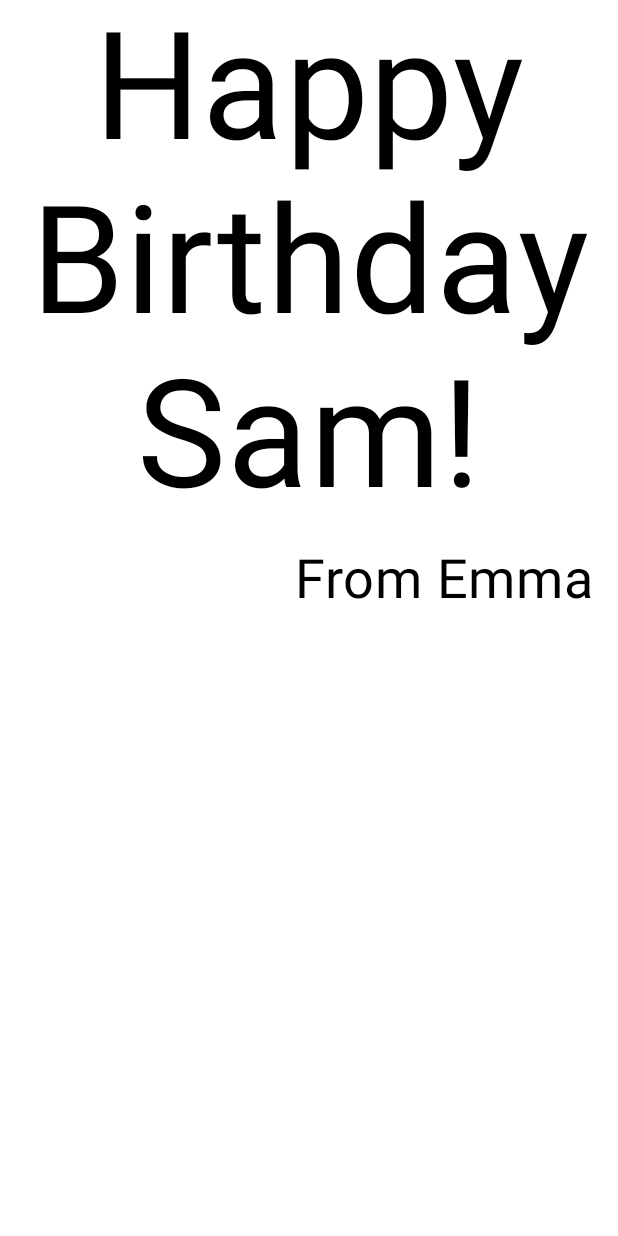
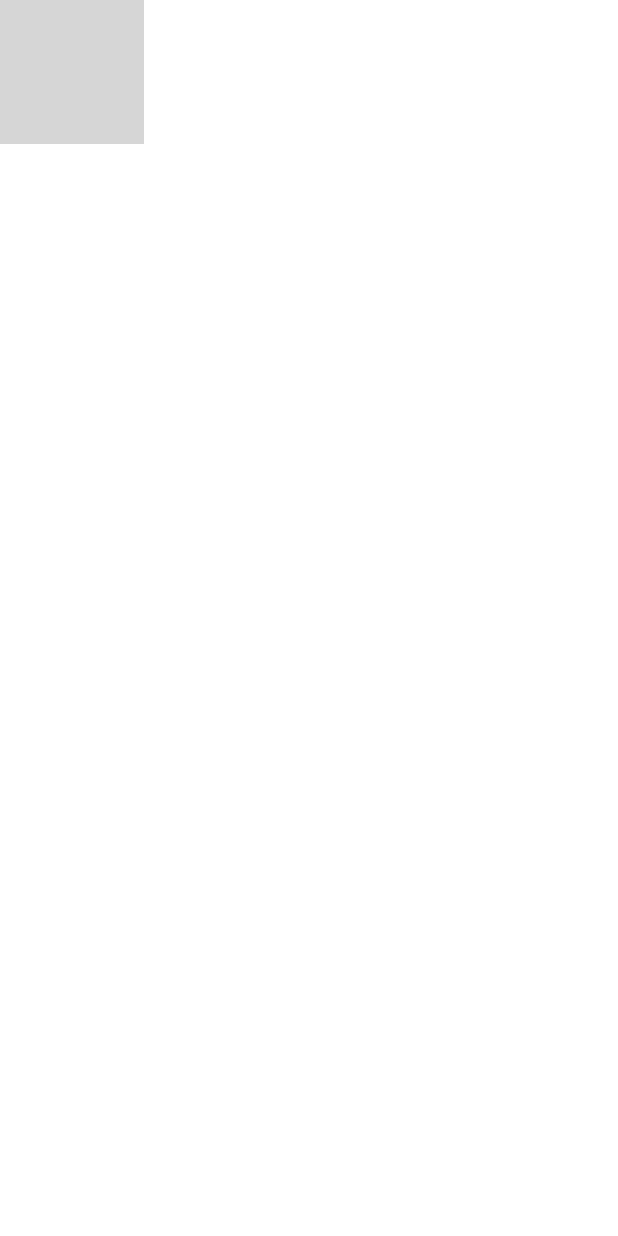
Before and after one commit to GrodTheGreat/Android-Build-Basic-Layout-Happy-Birthday, an Android app built with Jetpack Compose: the @Preview function BirthdayCardPreview, on a phone screen of 412 x 824 dp. Run offline under Robolectric (Android 15) with nearby library versions, the phone set to English and light mode, and no system bars; grey boxes are pictures that could not be loaded.

Commit message:
Add an Image composable

```diff
--- a/app/src/main/java/com/example/happybirthday/MainActivity.kt
+++ b/app/src/main/java/com/example/happybirthday/MainActivity.kt
@@ -1,9 +1,11 @@
 package com.example.happybirthday
 
 import android.os.Bundle
+import android.provider.MediaStore.Images
 import androidx.activity.ComponentActivity
 import androidx.activity.compose.setContent
 import androidx.activity.enableEdgeToEdge
+import androidx.compose.foundation.Image
 import androidx.compose.foundation.layout.Arrangement
 import androidx.compose.foundation.layout.Column
 import androidx.compose.foundation.layout.Row
@@ -16,6 +18,7 @@ import androidx.compose.material3.Text
 import androidx.compose.runtime.Composable
 import androidx.compose.ui.Alignment
 import androidx.compose.ui.Modifier
+import androidx.compose.ui.res.painterResource
 import androidx.compose.ui.text.style.TextAlign
 import androidx.compose.ui.tooling.preview.Preview
 import androidx.compose.ui.unit.dp
@@ -50,7 +53,7 @@ class MainActivity : ComponentActivity() {
 }
 
 @Composable
-fun GreetingText(message:String, from:String, modifier: Modifier = Modifier) {
+fun GreetingText(message: String, from: String, modifier: Modifier = Modifier) {
     Column(
         verticalArrangement = Arrangement.Center,
         modifier = modifier
@@ -71,11 +74,20 @@ fun GreetingText(message:String, from:String, modifier: Modifier = Modifier) {
     }
 }
 
+@Composable
+fun GreetingImage(message: String, from: String, modifier: Modifier = Modifier) {
+    val image = painterResource(id = R.drawable.androidparty)
+    Image(
+        painter = image,
+        contentDescription = null
+    )
+}
+
 @Preview(showBackground = true)
 @Composable
 fun BirthdayCardPreview() {
     HappyBirthdayTheme {
-        GreetingText(
+        GreetingImage(
             message = "Happy Birthday Sam!",
             from = "From Emma"
         )
```
Also changed, not shown: 1 other file.
